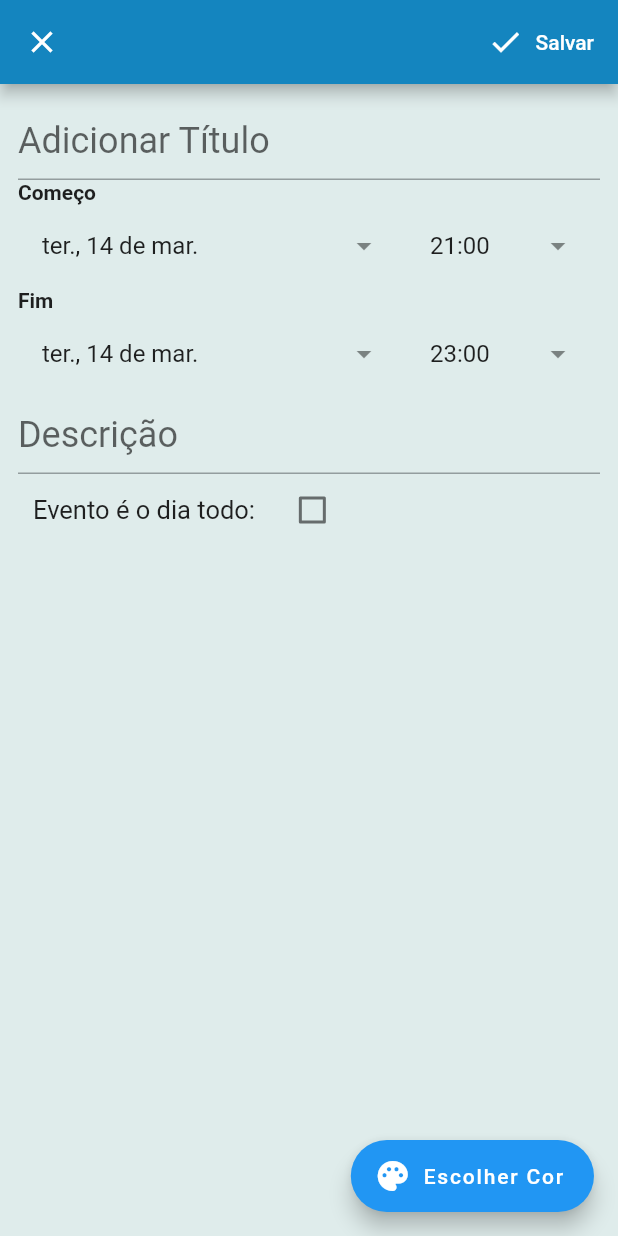
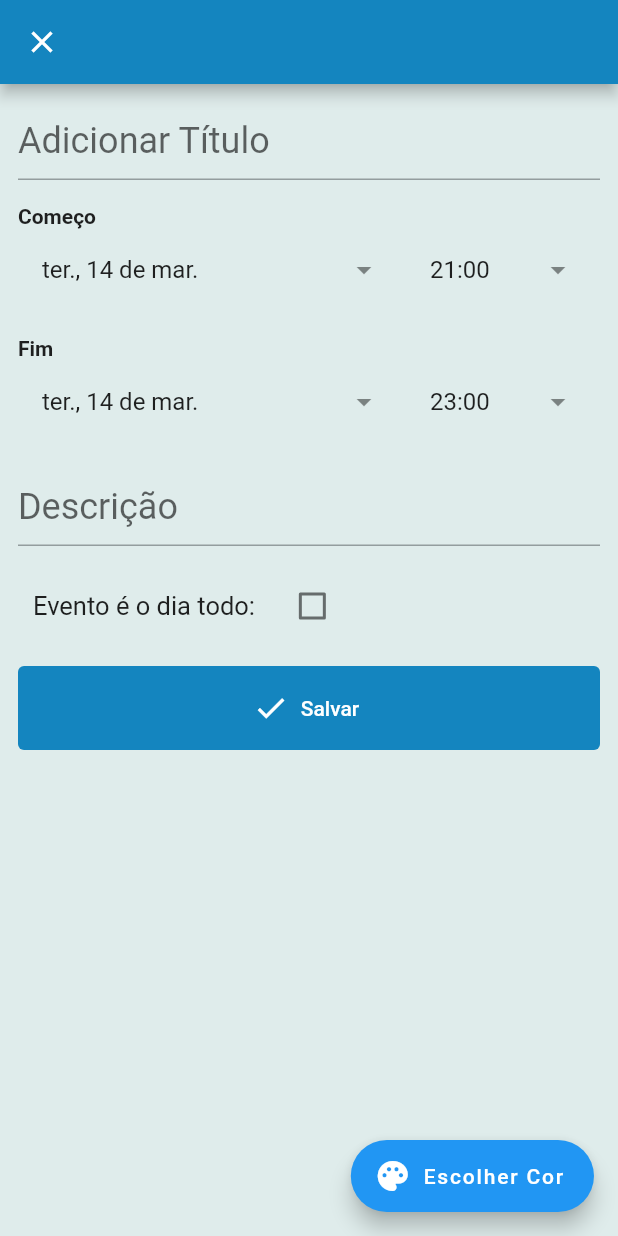
Before and after one commit to petbccufscar/pet-mobile, a Flutter app: the EventEditingPage screen opened directly, on a phone screen of 412 x 824 dp. Run offline on Flutter 3.47's test engine with Material 2 defaults, Android fonts, the phone set to English and light mode, and no system bars; our stand-ins replace flutter_colorpicker, syncfusion_flutter_calendar; missing offline and left inert: syncfusion_flutter_core; generated files the repository leaves out were written again; Roboto replaces fonts that are missing (Hack).

Commit message:
Adicionando botão de deletar compromisso na tela de edição de evento

```diff
--- a/lib/pages/event_editing_page.dart
+++ b/lib/pages/event_editing_page.dart
@@ -71,37 +71,63 @@ class _EventEditingPageState extends State<EventEditingPage> {
   Widget build(BuildContext context) => Scaffold(
         appBar: AppBar(
           leading: CloseButton(),
-          actions: buildEditingActions(),
         ),
         body: SingleChildScrollView(
           padding: EdgeInsets.all(12),
           child: Form(
             key: _formKey,
             child: Column(
-              mainAxisSize: MainAxisSize.min,
+              crossAxisAlignment: CrossAxisAlignment.stretch,
               children: <Widget>[
-                buildTextInput(
+                _buildTextInput(
                   hint: 'Adicionar Título',
                   controller: titleController,
                   validator: (title) => title != null && title.isEmpty
                       ? 'Título não pode ser vazio'
                       : null,
                 ),
-                buildDateTimeInput(
+                SizedBox(
+                  height: 16.0,
+                ),
+                _buildDateTimeInput(
                     headerText: 'Começo',
                     date: fromDate,
-                    onDateClicked: () => pickFromDateTime(pickDate: true),
-                    onTimeClicked: () => pickFromDateTime(pickDate: false)),
-                buildDateTimeInput(
+                    onDateClicked: () => _pickFromDateTime(pickDate: true),
+                    onTimeClicked: () => _pickFromDateTime(pickDate: false)),
+                SizedBox(
+                  height: 16.0,
+                ),
+                _buildDateTimeInput(
                     headerText: 'Fim',
                     date: toDate,
-                    onDateClicked: () => pickToDateTime(pickDate: true),
-                    onTimeClicked: () => pickToDateTime(pickDate: false)),
-                buildTextInput(
+                    onDateClicked: () => _pickToDateTime(pickDate: true),
+                    onTimeClicked: () => _pickToDateTime(pickDate: false)),
+                SizedBox(
+                  height: 16.0,
+                ),
+                _buildTextInput(
                     hint: 'Descrição',
                     controller: descriptionController,
                     validator: null),
-                buildIsAllDay(),
+                SizedBox(
+                  height: 16.0,
+                ),
+                _buildIsAllDay(),
+                SizedBox(
+                  height: 16.0,
+                ),
+                _buildActionButton(
+                    title: 'Salvar', icon: Icons.done, onPressed: _saveForm),
+                SizedBox(
+                  height: 16.0,
+                ),
+                widget.event != null
+                    ? _buildActionButton(
+                        title: 'Excluir',
+                        icon: Icons.delete,
+                        onPressed: _deleteAppointment,
+                        buttonColor: Colors.red)
+                    : SizedBox()
               ],
             ),
           ),
@@ -147,18 +173,7 @@ class _EventEditingPageState extends State<EventEditingPage> {
     setState(() => currentColor = color);
   }
 
-  List<Widget> buildEditingActions() => [
-        ElevatedButton.icon(
-          style: ElevatedButton.styleFrom(
-            shadowColor: Colors.transparent,
-          ),
-          onPressed: saveForm,
-          icon: Icon(Icons.done),
-          label: Text('Salvar'),
-        ),
-      ];
-
-  Widget buildHeader({
+  Widget _buildHeader({
     required String header,
     required Widget child,
   }) =>
@@ -175,7 +190,7 @@ class _EventEditingPageState extends State<EventEditingPage> {
         ],
       );
 
-  Widget buildTextInput(
+  Widget _buildTextInput(
           {required String hint,
           required TextEditingController controller,
           required String? Function(String?)? validator}) =>
@@ -185,23 +200,23 @@ class _EventEditingPageState extends State<EventEditingPage> {
           border: UnderlineInputBorder(),
           hintText: hint,
         ),
-        onFieldSubmitted: (_) => saveForm(),
+        onFieldSubmitted: (_) => _saveForm(),
         validator: validator,
         controller: controller,
       );
 
-  Widget buildDateTimeInput(
+  Widget _buildDateTimeInput(
           {required String headerText,
           required DateTime date,
           required VoidCallback onDateClicked,
           required VoidCallback onTimeClicked}) =>
-      buildHeader(
+      _buildHeader(
         header: headerText,
         child: Row(
           children: [
             Expanded(
               flex: 2, // Faz o pegar 66% da tela
-              child: buildDropdownField(
+              child: _buildDropdownField(
                 text: Utils.toFullDate(date),
                 onClicked: onDateClicked,
               ),
@@ -209,7 +224,8 @@ class _EventEditingPageState extends State<EventEditingPage> {
             isAllDayMark
                 ? SizedBox()
                 : Expanded(
-                    child: buildDropdownField(
+                    flex: 1,
+                    child: _buildDropdownField(
                       text: Utils.toTime(date),
                       onClicked: onTimeClicked,
                     ),
@@ -218,7 +234,7 @@ class _EventEditingPageState extends State<EventEditingPage> {
         ),
       );
 
-  Widget buildDropdownField({
+  Widget _buildDropdownField({
     required String text,
     required VoidCallback onClicked,
   }) =>
@@ -228,7 +244,7 @@ class _EventEditingPageState extends State<EventEditingPage> {
         onTap: onClicked,
       );
 
-  Widget buildIsAllDay() => Row(
+  Widget _buildIsAllDay() => Row(
         children: <Widget>[
           SizedBox(
             width: 10,
@@ -258,30 +274,8 @@ class _EventEditingPageState extends State<EventEditingPage> {
         ], //<Widget>[]
       );
 
-  Widget pickColor() => buildHeader(
-        header: 'Escolher Cor',
-        child: AlertDialog(
-          title: const Text('Pick a color!'),
-          content: SingleChildScrollView(
-            child: BlockPicker(
-              pickerColor: pickerColor,
-              onColorChanged: changeColor,
-            ),
-          ),
-          actions: <Widget>[
-            TextButton(
-              child: const Text('Got it'),
-              onPressed: () {
-                setState(() => currentColor = pickerColor);
-                Navigator.of(context).pop();
-              },
-            ),
-          ],
-        ),
-      );
-
-  Future pickFromDateTime({required bool pickDate}) async {
-    final date = await pickDateTime(
+  Future _pickFromDateTime({required bool pickDate}) async {
+    final date = await _pickDateTime(
       fromDate,
       pickDate: pickDate,
     );
@@ -300,8 +294,8 @@ class _EventEditingPageState extends State<EventEditingPage> {
     setState(() => fromDate = date);
   }
 
-  Future pickToDateTime({required bool pickDate}) async {
-    final date = await pickDateTime(
+  Future _pickToDateTime({required bool pickDate}) async {
+    final date = await _pickDateTime(
       toDate,
       pickDate: pickDate,
       firstDate: pickDate ? fromDate : null,
@@ -321,7 +315,7 @@ class _EventEditingPageState extends State<EventEditingPage> {
     setState(() => toDate = date);
   }
 
-  Future<DateTime?> pickDateTime(
+  Future<DateTime?> _pickDateTime(
     DateTime initialDate, {
     required bool pickDate,
     DateTime? firstDate,
@@ -364,7 +358,26 @@ class _EventEditingPageState extends State<EventEditingPage> {
     }
   }
 
-  Future saveForm() async {
+  Widget _buildActionButton(
+      {required String title,
+      required IconData icon,
+      required void Function() onPressed,
+      Color? buttonColor}) {
+    return SizedBox(
+      height: 56,
+      child: ElevatedButton.icon(
+        style: ElevatedButton.styleFrom(
+          backgroundColor: buttonColor,
+          shadowColor: Colors.transparent,
+        ),
+        onPressed: onPressed,
+        icon: Icon(icon),
+        label: Text(title),
+      ),
+    );
+  }
+
+  Future _saveForm() async {
     final isValid = _formKey.currentState!.validate();
 
     if (isValid) {
@@ -389,4 +402,14 @@ class _EventEditingPageState extends State<EventEditingPage> {
       Navigator.of(context).pop();
     }
   }
+
+  Future _deleteAppointment() async {
+    final isEditing = widget.event != null;
+    final provider = Provider.of<EventProvider>(context, listen: false);
+
+    if (isEditing) {
+      provider.deleteEvent(widget.event!);
+      Navigator.of(context).pop();
+    }
+  }
 }
```
